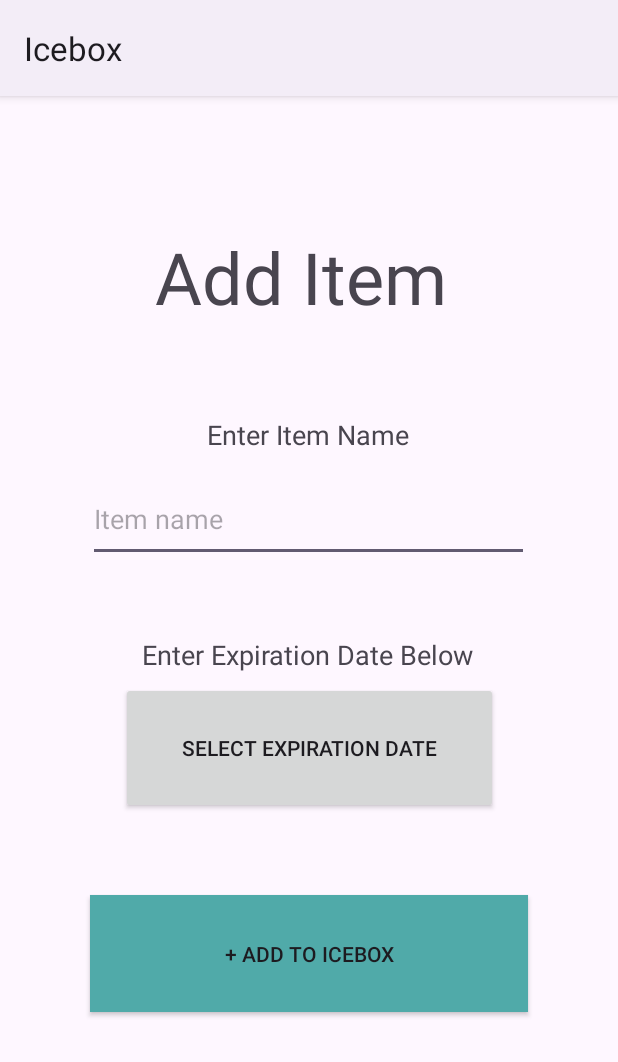
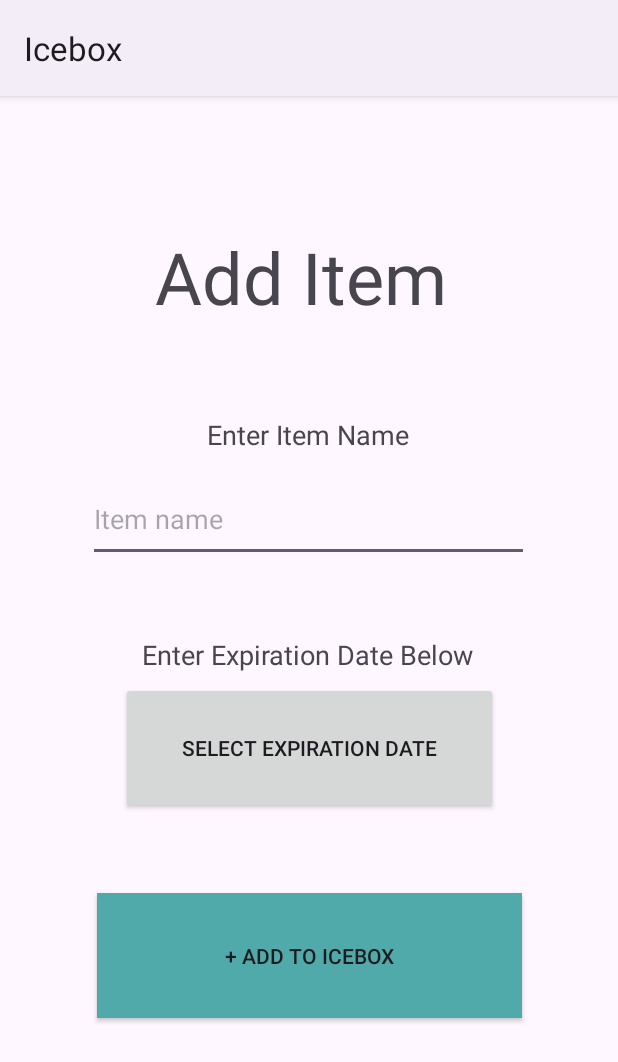
Before and after one commit to zapfeeno/Icebox, an Android app: the AddItemActivity screen opened directly, with no data from a screen before it, on a phone screen of 412 x 824 dp. Shown: the top 1062 px of the screen. Run offline under Robolectric (Android 15) with nearby library versions, the phone set to English and light mode, and no system bars.

Commit message:
change database display list width

```diff
--- a/app/src/main/res/layout/activity_add_item.xml
+++ b/app/src/main/res/layout/activity_add_item.xml
@@ -78,8 +78,8 @@
 
     <androidx.appcompat.widget.AppCompatButton
         android:id="@+id/addToIceboxButton"
-        android:layout_width="292dp"
-        android:layout_height="78dp"
+        android:layout_width="283dp"
+        android:layout_height="83dp"
         android:background="#50AAA9"
         android:gravity="center_horizontal|center_vertical"
         android:onClick="addToIcebox"
--- a/app/src/main/res/layout/activity_main.xml
+++ b/app/src/main/res/layout/activity_main.xml
@@ -8,8 +8,8 @@
 
     <ListView
         android:id="@+id/itemDisplay"
-        android:layout_width="387dp"
-        android:layout_height="624dp"
+        android:layout_width="328dp"
+        android:layout_height="618dp"
         android:layout_marginStart="5dp"
         android:layout_marginEnd="5dp"
         app:layout_constraintEnd_toEndOf="parent"
```
